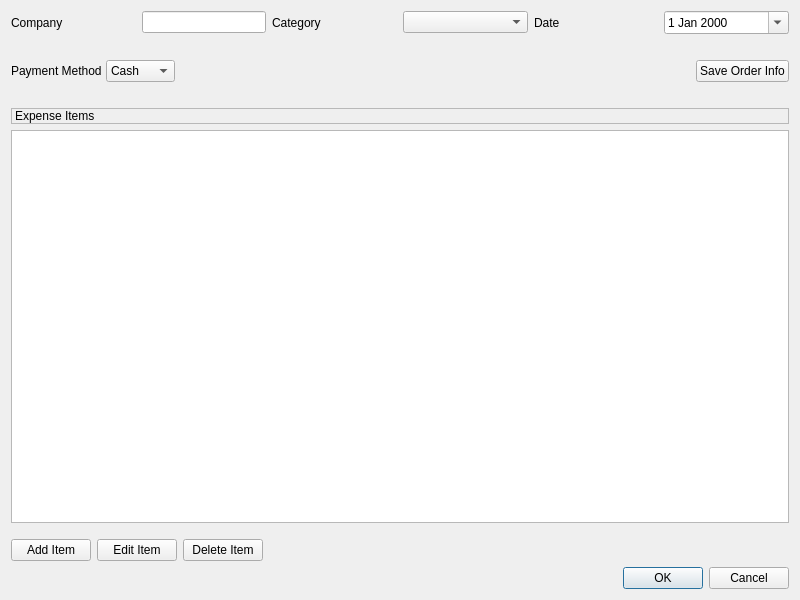
Before: the Qt Designer form ui/expenseeditor.ui in Jaeger790/bntcandles, drawn with Qt 5.
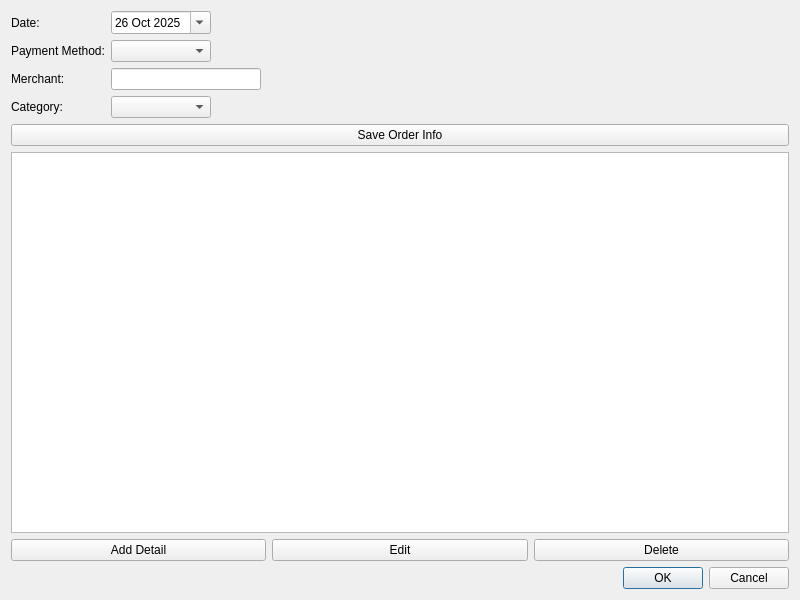
After: the same form once the commit is applied.

```diff
--- a/ui/expenseeditor.ui
+++ b/ui/expenseeditor.ui
@@ -13,134 +13,93 @@
   <property name="windowTitle">
    <string>Add/Edit Expense Order</string>
   </property>
-  <layout class="QVBoxLayout" name="verticalLayout_2">
+  <layout class="QVBoxLayout" name="verticalLayout">
    <item>
-    <layout class="QVBoxLayout" name="verticalLayout">
-     <item>
-      <layout class="QHBoxLayout" name="horizontalLayout_2">
-       <item>
-        <widget class="QLabel" name="label_2">
-         <property name="text">
-          <string>Company</string>
-         </property>
-        </widget>
-       </item>
-       <item>
-        <widget class="QLineEdit" name="sourceLineEdit">
-         <property name="sizePolicy">
-          <sizepolicy hsizetype="Preferred" vsizetype="Fixed">
-           <horstretch>0</horstretch>
-           <verstretch>0</verstretch>
-          </sizepolicy>
-         </property>
-        </widget>
-       </item>
-       <item>
-        <widget class="QLabel" name="label">
-         <property name="text">
-          <string>Category</string>
-         </property>
-        </widget>
-       </item>
-       <item>
-        <widget class="QComboBox" name="categoryComboBox"/>
-       </item>
-       <item>
-        <widget class="QLabel" name="label_4">
-         <property name="text">
-          <string>Date</string>
-         </property>
-        </widget>
-       </item>
-       <item>
-        <widget class="QDateEdit" name="dateEdit">
-         <property name="calendarPopup">
-          <bool>true</bool>
-         </property>
-        </widget>
-       </item>
-      </layout>
+    <layout class="QFormLayout" name="orderFormLayout">
+     <item row="0" column="0">
+      <widget class="QLabel" name="dateLabel">
+       <property name="text">
+        <string>Date:</string>
+       </property>
+      </widget>
      </item>
-     <item>
-      <layout class="QHBoxLayout" name="horizontalLayout">
-       <property name="spacing">
-        <number>4</number>
+     <item row="0" column="1">
+      <widget class="QDateEdit" name="dateEdit">
+       <property name="maximumSize">
+        <size>
+         <width>100</width>
+         <height>16777215</height>
+        </size>
        </property>
-       <property name="leftMargin">
-        <number>0</number>
+       <property name="calendarPopup">
+        <bool>true</bool>
        </property>
-       <property name="topMargin">
-        <number>20</number>
+       <property name="date">
+        <date>
+         <year>2025</year>
+         <month>10</month>
+         <day>26</day>
+        </date>
        </property>
-       <property name="rightMargin">
-        <number>0</number>
+      </widget>
+     </item>
+     <item row="1" column="0">
+      <widget class="QLabel" name="paymentLabel">
+       <property name="text">
+        <string>Payment Method:</string>
        </property>
-       <property name="bottomMargin">
-        <number>20</number>
+      </widget>
+     </item>
+     <item row="1" column="1">
+      <widget class="QComboBox" name="paymentMethodComboBox">
+       <property name="maximumSize">
+        <size>
+         <width>100</width>
+         <height>16777215</height>
+        </size>
        </property>
-       <item>
-        <widget class="QLabel" name="label_3">
-         <property name="text">
-          <string>Payment Method</string>
-         </property>
-        </widget>
-       </item>
-       <item>
-        <widget class="QComboBox" name="paymentMethodComboBox">
-         <item>
-          <property name="text">
-           <string>Cash</string>
-          </property>
-         </item>
-         <item>
-          <property name="text">
-           <string>Card</string>
-          </property>
-         </item>
-         <item>
-          <property name="text">
-           <string>Venmo</string>
-          </property>
-         </item>
-        </widget>
-       </item>
-       <item>
-        <spacer name="horizontalSpacer_3">
-         <property name="orientation">
-          <enum>Qt::Orientation::Horizontal</enum>
-         </property>
-         <property name="sizeHint" stdset="0">
-          <size>
-           <width>40</width>
-           <height>20</height>
-          </size>
-         </property>
-        </spacer>
-       </item>
-       <item>
-        <widget class="QPushButton" name="saveOrderButton">
-         <property name="text">
-          <string>Save Order Info</string>
-         </property>
-        </widget>
-       </item>
-      </layout>
+      </widget>
+     </item>
+     <item row="2" column="0">
+      <widget class="QLabel" name="merchantLabel">
+       <property name="text">
+        <string>Merchant:</string>
+       </property>
+      </widget>
+     </item>
+     <item row="2" column="1">
+      <widget class="QLineEdit" name="merchantLineEdit">
+       <property name="maximumSize">
+        <size>
+         <width>150</width>
+         <height>16777215</height>
+        </size>
+       </property>
+      </widget>
+     </item>
+     <item row="3" column="0">
+      <widget class="QLabel" name="categoryLabel">
+       <property name="text">
+        <string>Category:</string>
+       </property>
+      </widget>
+     </item>
+     <item row="3" column="1">
+      <widget class="QComboBox" name="categoryComboBox">
+       <property name="maximumSize">
+        <size>
+         <width>100</width>
+         <height>16777215</height>
+        </size>
+       </property>
+      </widget>
      </item>
     </layout>
    </item>
    <item>
-    <widget class="QLabel" name="label_5">
-     <property name="frameShape">
-      <enum>QFrame::Shape::StyledPanel</enum>
-     </property>
-     <property name="frameShadow">
-      <enum>QFrame::Shadow::Raised</enum>
-     </property>
-     <property name="lineWidth">
-      <number>2</number>
-     </property>
+    <widget class="QPushButton" name="saveOrderButton">
      <property name="text">
-      <string>Expense Items</string>
+      <string>Save Order Info</string>
      </property>
     </widget>
    </item>
@@ -148,44 +107,28 @@
     <widget class="QTableView" name="itemsTable"/>
    </item>
    <item>
-    <layout class="QHBoxLayout" name="buttonLayout">
-     <property name="topMargin">
-      <number>10</number>
-     </property>
+    <layout class="QHBoxLayout" name="detailButtonsLayout">
      <item>
       <widget class="QPushButton" name="addItemButton">
        <property name="text">
-        <string>Add Item</string>
+        <string>Add Detail</string>
        </property>
       </widget>
      </item>
      <item>
       <widget class="QPushButton" name="editItemButton">
        <property name="text">
-        <string>Edit Item</string>
+        <string>Edit</string>
        </property>
       </widget>
      </item>
      <item>
       <widget class="QPushButton" name="deleteItemButton">
        <property name="text">
-        <string>Delete Item</string>
+        <string>Delete</string>
        </property>
       </widget>
      </item>
-     <item>
-      <spacer name="horizontalSpacer">
-       <property name="orientation">
-        <enum>Qt::Orientation::Horizontal</enum>
-       </property>
-       <property name="sizeHint" stdset="0">
-        <size>
-         <width>40</width>
-         <height>20</height>
-        </size>
-       </property>
-      </spacer>
-     </item>
     </layout>
    </item>
    <item>
```
Left out of the diff: 40 changed lines with no effect on the pictures.
